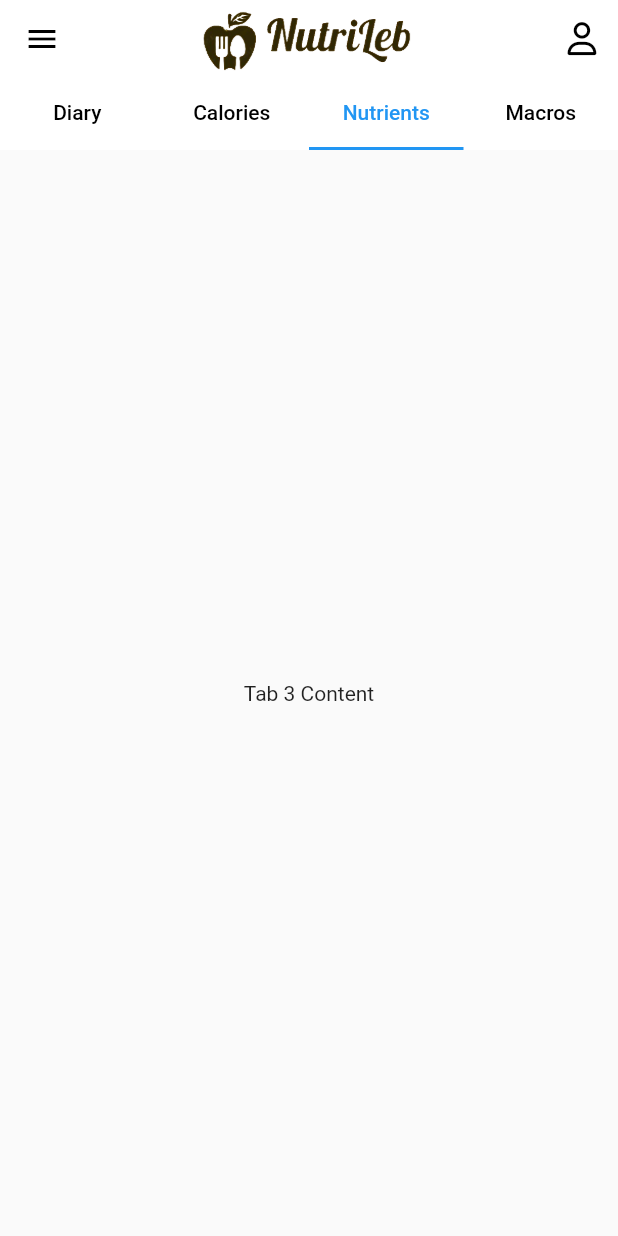
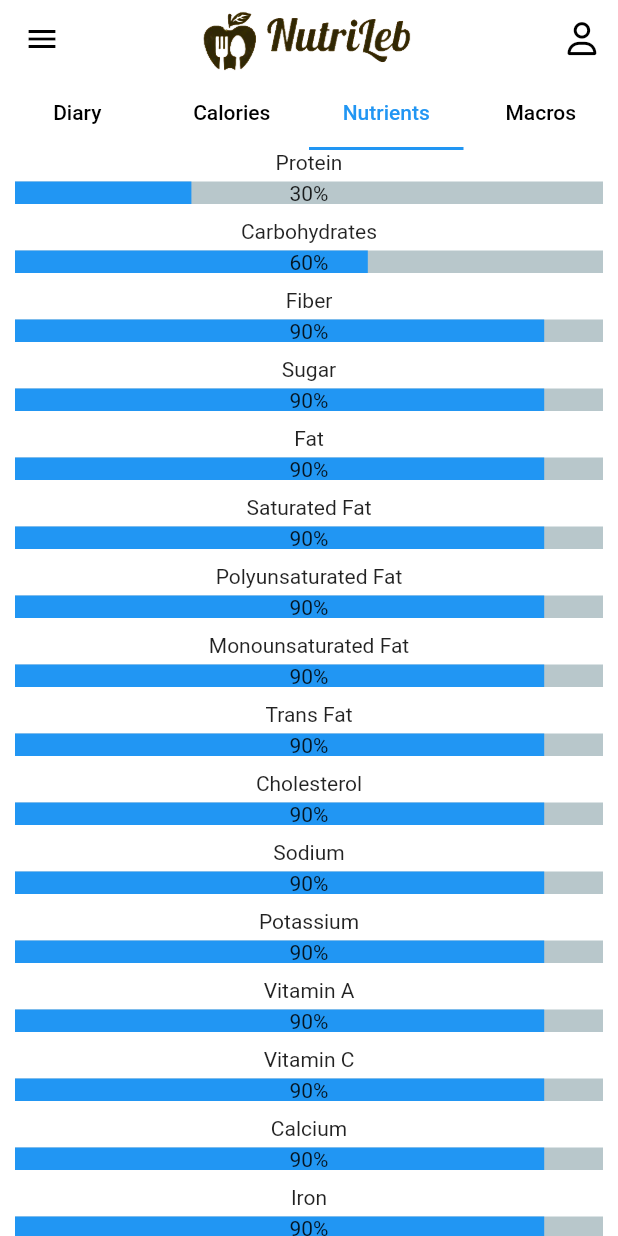
Before and after one commit to Georges-Bou-Chedid/FitnessApp, a Flutter app: the Diary screen opened directly, tab 3 chosen, on a phone screen of 412 x 824 dp. Run offline on Flutter 3.47's test engine with Material 2 defaults, Android fonts, the phone set to English and light mode, and no system bars; drawn by our look-alikes of percent_indicator; our stand-ins replace country_picker, firebase_auth, firebase_core, firebase_database, fl_chart, font_awesome_flutter; accounts and stored records are empty.

Commit message:
New Features 6

```diff
--- a/lib/screens/home/diary/diary.dart
+++ b/lib/screens/home/diary/diary.dart
@@ -2,6 +2,7 @@ import 'package:flutter/material.dart';
 import '../../../widgets/appbar.dart';
 import '../../../widgets/navdrawer.dart';
 import 'diary_section.dart';
+import 'nutrient_section.dart';
 
 class Diary extends StatelessWidget {
   const Diary({super.key});
@@ -28,7 +29,7 @@ class Diary extends StatelessWidget {
           children: [
             DiaryPage(),
             Center(child: Text('Calories')),
-            Center(child: Text('Tab 3 Content')),
+            NutrientPage(),
             Center(child: Text('Macros')),
           ],
         ),
--- /dev/null
+++ b/lib/screens/home/diary/nutrient_section.dart
@@ -0,0 +1,60 @@
+import 'package:flutter/material.dart';
+import 'package:percent_indicator/percent_indicator.dart';
+
+class NutrientPage extends StatelessWidget {
+  const NutrientPage({super.key});
+
+  @override
+  Widget build(BuildContext context) {
+    return Container(
+      color: Colors.white.withOpacity(0.9),
+      child: SingleChildScrollView(
+        child: Column(
+          mainAxisAlignment: MainAxisAlignment.center,
+          children: [
+            PercentageProgressBar(label: 'Protein', percent: 30),
+            PercentageProgressBar(label: 'Carbohydrates', percent: 60),
+            PercentageProgressBar(label: 'Fiber', percent: 90),
+            PercentageProgressBar(label: 'Sugar', percent: 90),
+            PercentageProgressBar(label: 'Fat', percent: 90),
+            PercentageProgressBar(label: 'Saturated Fat', percent: 90),
+            PercentageProgressBar(label: 'Polyunsaturated Fat', percent: 90),
+            PercentageProgressBar(label: 'Monounsaturated Fat', percent: 90),
+            PercentageProgressBar(label: 'Trans Fat', percent: 90),
+            PercentageProgressBar(label: 'Cholesterol', percent: 90),
+            PercentageProgressBar(label: 'Sodium', percent: 90),
+            PercentageProgressBar(label: 'Potassium', percent: 90),
+            PercentageProgressBar(label: 'Vitamin A', percent: 90),
+            PercentageProgressBar(label: 'Vitamin C', percent: 90),
+            PercentageProgressBar(label: 'Calcium', percent: 90),
+            PercentageProgressBar(label: 'Iron', percent: 90),
+          ],
+        ),
+      ),
+    );
+  }
+}
+
+class PercentageProgressBar extends StatelessWidget {
+  final String label;
+  final int percent;
+
+  PercentageProgressBar({required this.label, required this.percent});
+
+  @override
+  Widget build(BuildContext context) {
+    return Column(
+      children: [
+        Text(label),
+        const SizedBox(height: 5),
+        LinearPercentIndicator(
+          lineHeight: 15,
+          percent: percent / 100,
+          center: Text('$percent%'),
+          progressColor: Colors.blue,
+        ),
+        const SizedBox(height: 10),
+      ],
+    );
+  }
+}
```
Also changed, not shown: lib/screens/home/diary/diary_detail.dart (deleted, +0 -55 lines), lib/screens/home/diary/diary_section.dart (+7 -76 lines), lib/widgets/datepicker.dart (added, +94 -0 lines), 7 other files.
